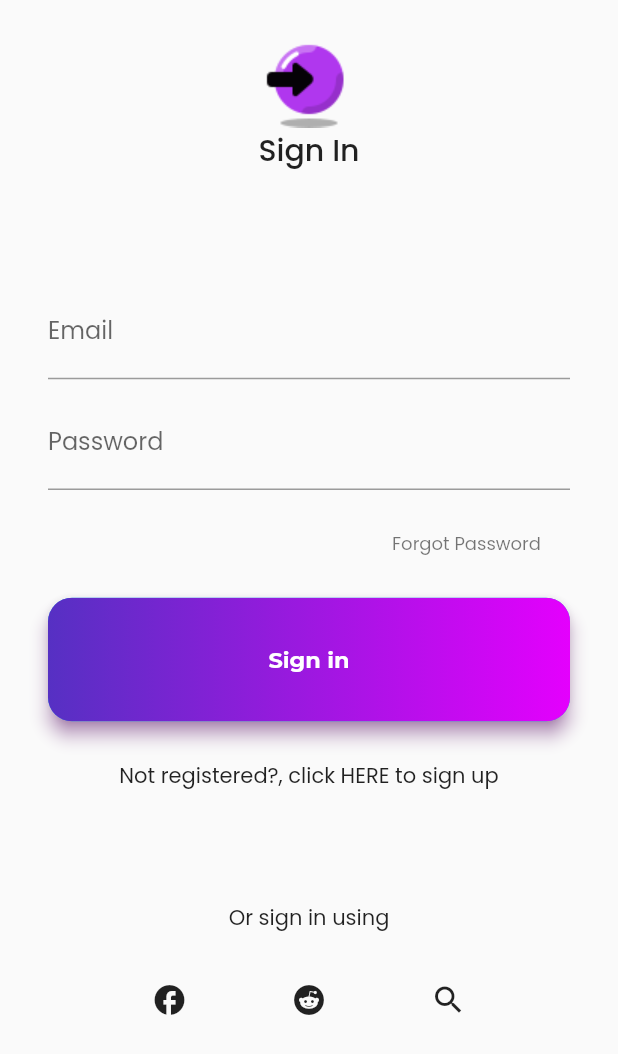
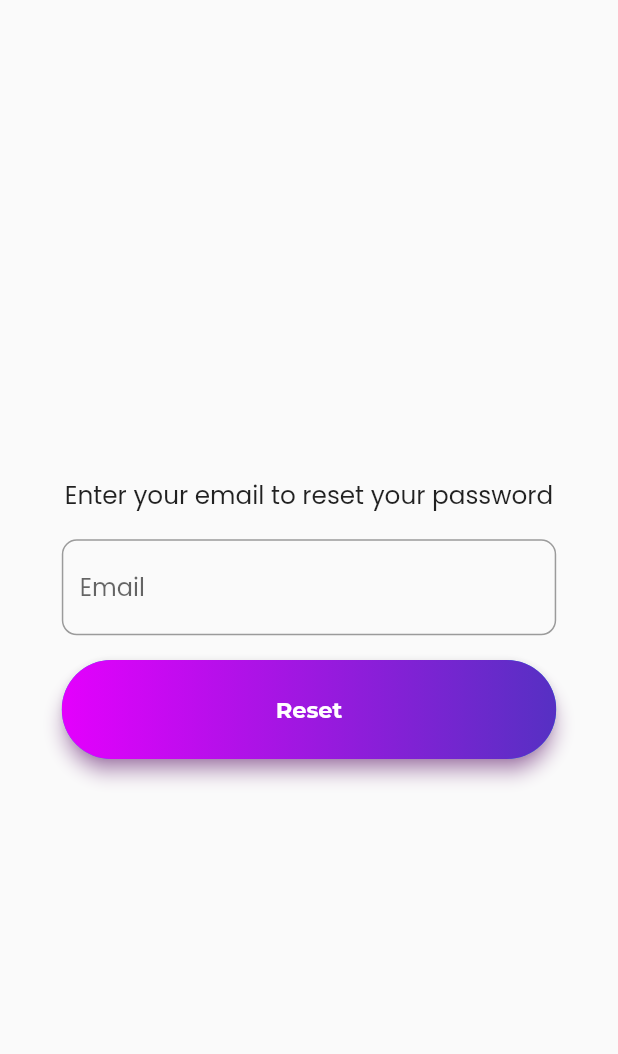
Before and after one commit to akored3/Crate_fire, a Flutter app: the screen it shows after launch, scrolled down 64 dp, after a tap on "Forgot Password", on a phone screen of 412 x 824 dp. Shown: the top 1054 px of the screen. Run offline on Flutter 3.47's test engine with Material 2 defaults, Android fonts, the phone set to English and light mode, and no system bars; our stand-ins replace bloc, cloud_firestore, equatable, firebase_auth, firebase_core, flutter_bloc and 2 more; accounts and stored records are empty.

Commit message:
pasword reset done

```diff
--- a/lib/main.dart
+++ b/lib/main.dart
@@ -5,6 +5,7 @@ import 'package:crate_fire/service/auth/bloc/auth_event.dart';
 import 'package:crate_fire/service/auth/bloc/auth_state.dart';
 import 'package:crate_fire/service/auth/firebase_auth_provider.dart';
 import 'package:crate_fire/theme.dart';
+import 'package:crate_fire/views/password_reset_view.dart';
 import 'package:crate_fire/views/setup_profile.dart';
 import 'package:crate_fire/views/sign_in_page.dart';
 import 'package:crate_fire/views/sign_up_page.dart';
@@ -62,6 +63,8 @@ class HomePage extends StatelessWidget {
       builder: (context, state) {
         if (state is AuthStateLoggedIn) {
           return const WelcomeUser();
+        } else if (state is AuthStateForgotPassword) {
+          return const PasswordResetView();
         } else if (state is AuthStateNeedsVerification) {
           return const VerifyEmailView();
         } else if (state is AuthStateLoggedOut) {
--- a/lib/service/auth/bloc/auth_event.dart
+++ b/lib/service/auth/bloc/auth_event.dart
@@ -53,7 +53,7 @@ class AuthEventShouldRegister extends AuthEvent {
 class AuthEventForgotPassword extends AuthEvent {
   final String? email;
 
-  const AuthEventForgotPassword(this.email);
+  const AuthEventForgotPassword({this.email});
 }
 
 class AuthEventLogout extends AuthEvent {
--- a/lib/utilities/button.dart
+++ b/lib/utilities/button.dart
@@ -39,12 +39,12 @@ class GradientButton extends StatelessWidget {
             elevation: 5,
             shadowColor: Colors.purple,
             shape: RoundedRectangleBorder(
-              borderRadius: BorderRadius.circular(defaultPadding),
+              borderRadius: BorderRadius.circular(45),
             )),
         child: Ink(
           decoration: BoxDecoration(
             gradient: gradient,
-            borderRadius: BorderRadius.circular(defaultPadding),
+            borderRadius: BorderRadius.circular(45),
           ),
           child: Container(
             alignment: Alignment.center,
--- a/lib/utilities/dialog/show_password_reset_dialog.dart
+++ b/lib/utilities/dialog/show_password_reset_dialog.dart
@@ -3,13 +3,11 @@ import 'package:flutter/material.dart';
 
 Future<void> showPasswordResetSentDialog(
   BuildContext context,
-  String title,
-  String content,
 ) {
   return showGenericDialog(
       context: context,
-      title: title,
-      content: content,
+      title: 'Password Reset',
+      content: 'Reset link has been sent to your email',
       optionsBuilder: () => {
             'Ok': null,
           });
--- a/lib/views/password_reset_view.dart
+++ b/lib/views/password_reset_view.dart
@@ -1,17 +1,25 @@
+// ignore_for_file: use_build_context_synchronously
+
+import 'package:crate_fire/constants/constants.dart';
+import 'package:crate_fire/service/auth/bloc/auth_bloc.dart';
+import 'package:crate_fire/service/auth/bloc/auth_event.dart';
+import 'package:crate_fire/service/auth/bloc/auth_state.dart';
+import 'package:crate_fire/utilities/button.dart';
+import 'package:crate_fire/utilities/dialog/show_error_dialog.dart';
+import 'package:crate_fire/utilities/dialog/show_password_reset_dialog.dart';
 import 'package:flutter/material.dart';
-import 'package:flutter/src/widgets/framework.dart';
-import 'package:flutter/src/widgets/placeholder.dart';
+import 'package:flutter_bloc/flutter_bloc.dart';
 
-class ResetPasswordView extends StatefulWidget {
-  const ResetPasswordView({super.key});
+//make this page responsive
+class PasswordResetView extends StatefulWidget {
+  const PasswordResetView({super.key});
 
   @override
-  State<ResetPasswordView> createState() => _ResetPasswordViewState();
+  State<PasswordResetView> createState() => _PasswordResetViewState();
 }
 
-class _ResetPasswordViewState extends State<ResetPasswordView> {
+class _PasswordResetViewState extends State<PasswordResetView> {
   late final TextEditingController _controller;
-
   @override
   void initState() {
     _controller = TextEditingController();
@@ -26,6 +34,66 @@ class _ResetPasswordViewState extends State<ResetPasswordView> {
 
   @override
   Widget build(BuildContext context) {
-    return const Placeholder();
+    final screenSize = MediaQuery.of(context).size;
+    return BlocListener<AuthBloc, AuthState>(
+      listener: (context, state) async {
+        if (state is AuthStateForgotPassword) {
+          if (state.hasSentEmail) {
+            _controller.clear();
+            await showPasswordResetSentDialog(
+              context,
+            );
+          }
+          if (state.exception != null) {
+            await showErrDialog(
+              context,
+              'An error occured',
+            );
+          }
+        }
+      },
+      child: Scaffold(
+        body: Center(
+          child: Column(
+            mainAxisAlignment: MainAxisAlignment.center,
+            children: [
+              Text(
+                'Enter your email to reset your password',
+                style: TextStyle(fontSize: screenSize.width * 0.04),
+              ),
+              SizedBox(
+                height: screenSize.height * 0.02,
+              ),
+              SizedBox(
+                width: screenSize.width * 0.8,
+                child: TextFormField(
+                  controller: _controller,
+                  decoration: InputDecoration(
+                    hintText: 'Email',
+                    border: OutlineInputBorder(
+                      borderRadius: BorderRadius.circular(10),
+                    ),
+                  ),
+                ),
+              ),
+              SizedBox(height: screenSize.height * 0.02),
+              GradientButton(
+                width: screenSize.width * 0.8,
+                height: screenSize.height * 0.08,
+                gradient: const LinearGradient(
+                    colors: [primaryColor1, primaryColor2]),
+                label: 'Reset',
+                onPressed: () {
+                  final email = _controller.text;
+                  context.read<AuthBloc>().add(
+                        AuthEventForgotPassword(email: email),
+                      );
+                },
+              )
+            ],
+          ),
+        ),
+      ),
+    );
   }
 }
--- a/lib/views/sign_in.dart
+++ b/lib/views/sign_in.dart
@@ -74,7 +74,9 @@ class _SignInFormState extends State<SignInForm> {
           Container(
             margin: const EdgeInsets.only(left: 210),
             child: TextButton(
-              onPressed: () {},
+              onPressed: () {
+                context.read<AuthBloc>().add(const AuthEventForgotPassword());
+              },
               child: Text(
                 'Forgot Password',
                 style: Theme.of(context).textTheme.bodySmall,
```
